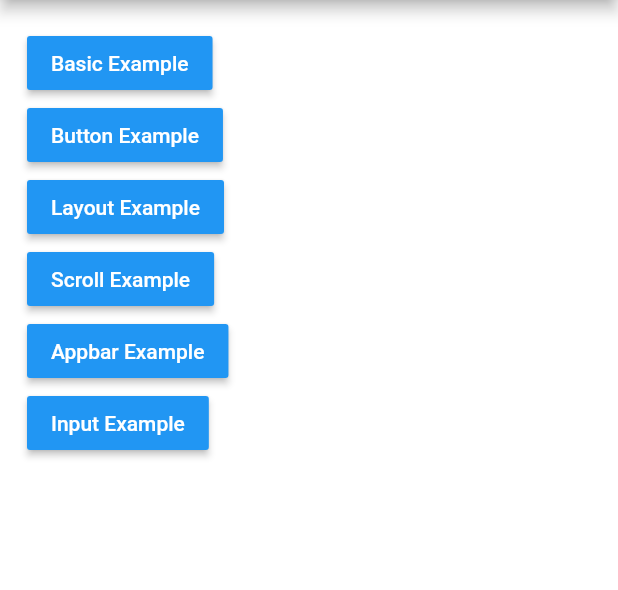
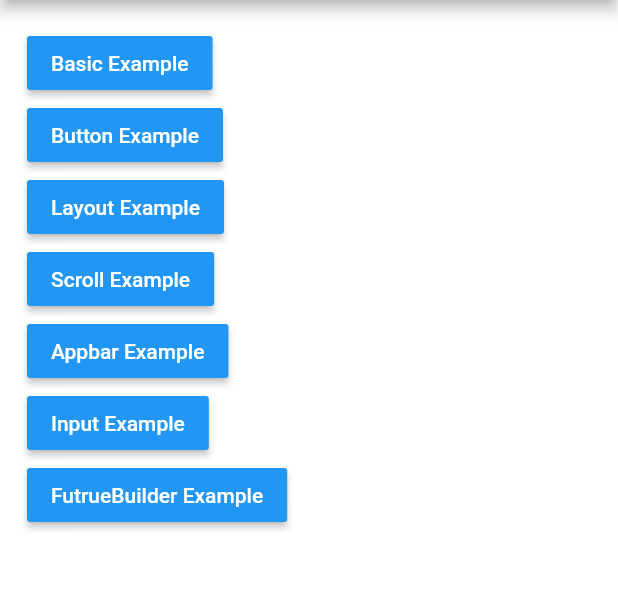
Before and after one commit to kwcho7/FlutterDemo, a Flutter app: the screen it shows after launch, on a phone screen of 412 x 824 dp, the part 84-674 px from its top. Run offline on Flutter 3.47's test engine with Material 2 defaults, Android fonts, the phone set to English and light mode, and no system bars.

Commit message:
added. future builder example.

```diff
--- a/lib/main.dart
+++ b/lib/main.dart
@@ -1,5 +1,6 @@
 import 'package:flutter/material.dart';
 import 'package:flutter_app_demo/appbar/sliver_appbar_page.dart';
+import 'package:flutter_app_demo/async/future_builder_page.dart';
 import 'package:flutter_app_demo/scroll/scroll_page.dart';
 
 import 'basic/basic_page.dart';
@@ -31,7 +32,7 @@ class MyHomePage extends StatefulWidget {
 }
 
 enum TestPage{
-  main, buttons, basic, layout, scroll, appbar, input,
+  main, buttons, basic, layout, scroll, appbar, input, future
 }
 
 class _MyHomePageState extends State<MyHomePage> {
@@ -58,6 +59,7 @@ class _MyHomePageState extends State<MyHomePage> {
       case TestPage.scroll:
       case TestPage.appbar:
       case TestPage.input:
+      case TestPage.future:
         return null;
       default:
         throw Exception("not supported testPage.$testPage");
@@ -80,6 +82,8 @@ class _MyHomePageState extends State<MyHomePage> {
         return SliverAppbarPage();
       case TestPage.input:
         return TextFieldPage();
+      case TestPage.future:
+        return FutureBuilderPage();
       default:
         throw Exception("not supported testPage.$testPage");
     }
@@ -101,6 +105,7 @@ class _MyHomePageState extends State<MyHomePage> {
                _scrollExample(context),
                _appbarExample(context),
                _inputPageExample(context),
+               _futureBuilderPageExample(context),
              ],
            ),
           ),
@@ -186,4 +191,17 @@ class _MyHomePageState extends State<MyHomePage> {
       child: Text("Input Example"),
     );
   }
+
+  Widget _futureBuilderPageExample(BuildContext context) {
+    return RaisedButton(
+      onPressed: () {
+        Navigator.push(context, MaterialPageRoute(builder: (context) {
+          return FutureBuilderPage();
+        }));
+      },
+      color: Colors.blue,
+      textColor: Colors.white,
+      child: Text("FutrueBuilder Example"),
+    );
+  }
 }
```
Also changed, not shown: lib/async/future_builder_page.dart (added, +83 -0 lines), 1 other file.
